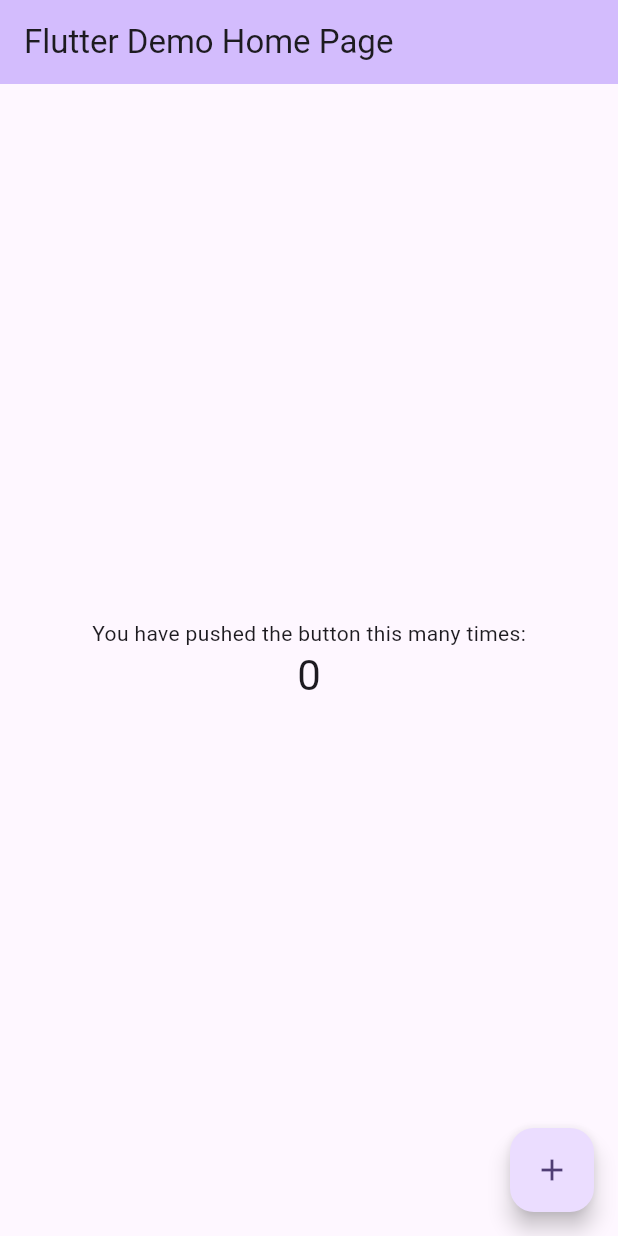
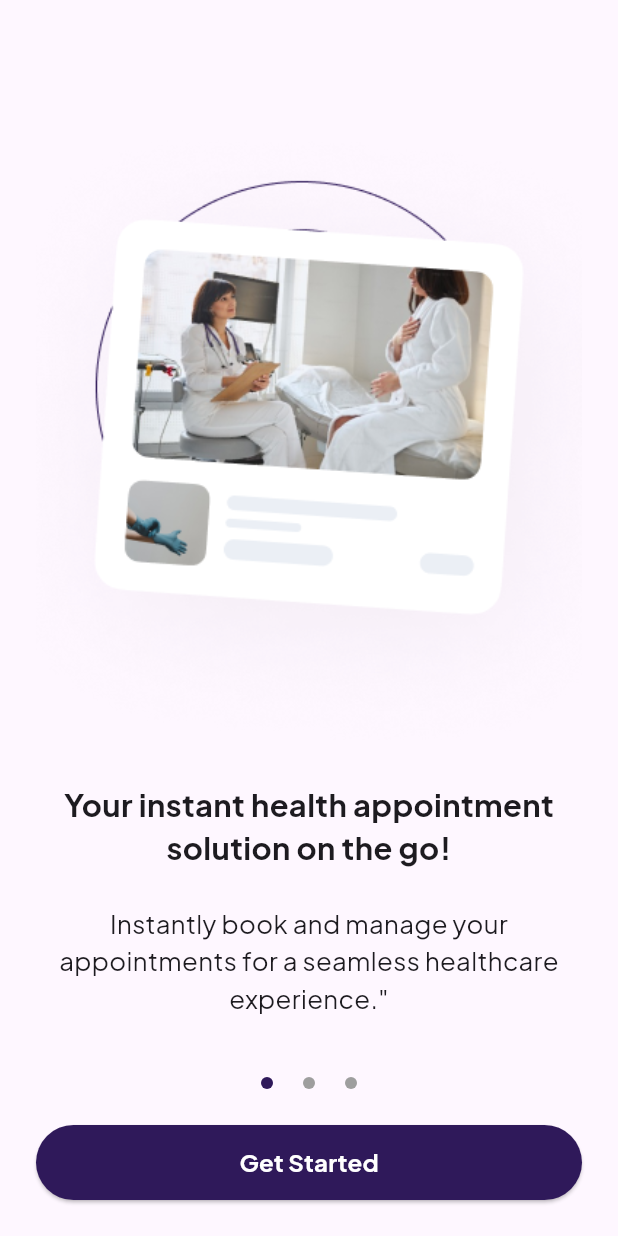
Before and after one commit to csc-407-project/patient-appointment-scheduling-mobile-application, a Flutter app: the screen it shows after launch, on a phone screen of 412 x 824 dp. Run offline on Flutter 3.47's test engine with Material 3 defaults, Android fonts, the phone set to English and light mode, and no system bars; drawn by our look-alikes of smooth_page_indicator; our stand-ins replace flutter_riverpod, flutter_screenutil, flutter_svg, google_fonts, shared_preferences.

Commit message:
feat: onboarding and get started screens

```diff
--- /dev/null
+++ b/health_hour/lib/common widgets/app_button.dart
@@ -0,0 +1,29 @@
+
+import 'package:flutter/material.dart';
+
+class AppButton extends StatelessWidget {
+  const AppButton({
+    super.key, required this.onPressed, required this.child, this.backgroundColor, this.foregroundColor
+  });
+
+final VoidCallback onPressed;
+final Widget child;
+final Color? backgroundColor;
+final Color? foregroundColor;
+  @override
+  Widget build(BuildContext context) {
+    return     ElevatedButton(onPressed: onPressed,
+    style: ElevatedButton.styleFrom(
+      backgroundColor:backgroundColor ?? const Color(0xFF2F195A),
+      // ProjectColors.primaryColor,
+      foregroundColor: foregroundColor?? Colors.white,
+      minimumSize: const Size(double.infinity, 50),
+      shape: RoundedRectangleBorder(
+        borderRadius: BorderRadius.circular(25)
+
+
+      )
+    ),
+    child: child);
+  }
+}
--- /dev/null
+++ b/health_hour/lib/constants/constants.dart
@@ -0,0 +1,35 @@
+
+
+import 'package:flutter/material.dart';
+
+class ProjectConstants {
+  //// This class is for constants like padding so we don't have too much boilerplate codes.
+  ///The constants can be accessed by calling ProjectConstant.<name of constant>
+
+
+  static const EdgeInsets generalPadding = EdgeInsets.all(24);
+  static const SizedBox largeSpacing = SizedBox(height: 24);
+   static const SizedBox regSpacing = SizedBox(height: 16);
+}
+
+class ProjectImages {
+  //// This class is for images like padding so we don't have too much boilerplate codes.
+  ///The constants can be accessed by calling ProjectImages.<name of constant>
+   static const String onboardingImage2 = 'assets/images/Group 3924O2.png';
+ static const String onboardingImage3 = 'assets/images/Group 3925O3.png';
+ static const String onboardingImage1 = 'assets/images/Onboarding1.png';
+static const String getStartedImage = 'assets/images/ImageGS.jpg';
+//     static const String onboardingImage2 = 'assets/images/Group 3924.svg';
+//  static const String onboardingImage3 = 'assets/images/Group 3925.svg';
+//  static const String onboardingImage1 = 'assets/images/Group 3928.svg';
+
+}
+
+class ProjectColors{
+  // Colors go in here , format for colors given next line
+  // static const Color grey = Color(0xff84838B);
+  // The colors can be accessed by calling ProjectColor.<name of color>
+
+  static const Color primaryColor =  Color(0xFF2F195A);
+//  static const Color primaryGreen =  Color(0xFF99E79B);
+ }
--- /dev/null
+++ b/health_hour/lib/features/onboarding/model/onboarding_model.dart
@@ -0,0 +1,30 @@
+
+import 'package:health_hour/constants/constants.dart';
+
+class OnBoardItem {
+  final String header, description, image;
+
+  OnBoardItem({
+    required this.header,
+    required this.description,
+    required this.image,
+  });
+}
+
+List<OnBoardItem> onBoardingPages = [
+  OnBoardItem(
+      header: 'Your instant health appointment solution on the go!',
+      description:
+          'Instantly book and manage your appointments for a seamless healthcare experience."',
+      image: ProjectImages.onboardingImage1),
+  OnBoardItem(
+      header: 'One app for  your quick health fix',
+      description:
+          'Your health appointment solution. Schedule, manage, and prioritize your well-being on-the-go.',
+      image:ProjectImages.onboardingImage2),
+  OnBoardItem(
+      header: 'Simplifying your well-being scheduling.',
+      description:
+          'Simplifies the process of scheduling appointments for your well-being, ensuring efficiency and ease.',
+      image:ProjectImages.onboardingImage3),
+];
--- /dev/null
+++ b/health_hour/lib/features/onboarding/provider/onboarding_provider.dart
@@ -0,0 +1,35 @@
+
+import 'package:flutter_riverpod/flutter_riverpod.dart';
+import 'package:shared_preferences/shared_preferences.dart';
+
+import '../repository/onboarding_repository.dart';
+
+
+class PageNotifier extends StateNotifier<int> {
+  PageNotifier() : super(0);
+
+  changePage(int index) {
+   state = index;
+  }
+
+  dotClicked(index) {
+    state = index;
+
+  }
+}
+
+final pageProvider = StateNotifierProvider<PageNotifier, int>((ref) {
+  return PageNotifier();
+});
+
+final sharedPreferencesProvider = Provider<SharedPreferences>((ref) {
+
+  throw UnimplementedError();
+});
+
+final onboardingRepositoryProvider = Provider<OnboardingRepository>((ref) {
+
+  final sharedPreferences = ref.watch(sharedPreferencesProvider);
+
+  return OnboardingRepository(sharedPreferences);
+});
--- /dev/null
+++ b/health_hour/lib/features/onboarding/views/onboarding_page.dart
@@ -0,0 +1,133 @@
+import 'package:flutter/material.dart';
+import 'package:flutter_riverpod/flutter_riverpod.dart';
+import 'package:flutter_screenutil/flutter_screenutil.dart';
+import 'package:flutter_svg/svg.dart';
+import 'package:google_fonts/google_fonts.dart';
+import 'package:health_hour/features/auhtenticate/get_started_page.dart';
+import 'package:health_hour/features/onboarding/provider/onboarding_provider.dart';
+
+import 'package:smooth_page_indicator/smooth_page_indicator.dart';
+
+import '../../../common widgets/app_button.dart';
+import '../../../constants/constants.dart';
+import '../model/onboarding_model.dart';
+
+class OnboardingPage extends ConsumerStatefulWidget {
+  const OnboardingPage({super.key});
+
+  @override
+  ConsumerState<ConsumerStatefulWidget> createState() => _State();
+}
+
+class _State extends ConsumerState<OnboardingPage> {
+  @override
+  Widget build(BuildContext context) {
+    int currentPage = ref.watch(pageProvider);
+    return Scaffold(
+      body: Padding(
+        padding: ProjectConstants.generalPadding,
+        child: Column(
+          children: [
+            Expanded(
+              child: PageView.builder(
+                itemCount: onBoardingPages.length,
+                // physics: ,
+                onPageChanged: (value) => ref.read(pageProvider.notifier).changePage(value),
+                itemBuilder: (context, index) => Column(
+                  mainAxisAlignment: MainAxisAlignment.center,
+                  children: [
+                            Image.asset(onBoardingPages[currentPage].image),
+                // SvgPicture.asset(onBoardingPages[currentPage].image),
+                    Text(
+                      onBoardingPages[currentPage].header,
+                      style:  TextStyle(
+                          fontSize: 18.sp, fontWeight: FontWeight.w700),
+                      textAlign: TextAlign.center,
+                    ),
+                    ProjectConstants.largeSpacing,
+                    Text(
+                      onBoardingPages[index].description,
+                      style:  TextStyle(
+                        fontWeight: FontWeight.w400,
+                        fontSize: 15.sp,
+                      ),
+                      textAlign: TextAlign.center,
+                    ),
+                  ],
+                ),
+              ),
+            ),
+            AnimatedSmoothIndicator(
+              activeIndex: currentPage,
+              count: 3,
+              effect: const WormEffect(
+                spacing: 20.0,
+                radius: 8.0,
+                dotWidth: 8.0,
+                dotHeight: 8.0,
+                // paintStyle: PaintingStyle.stroke,
+                // strokeWidth: 1.5,
+                // dotColor: ProjectColors.primaryGreen,
+                activeDotColor: ProjectColors.primaryColor
+              ),
+              onDotClicked: (index) {
+                ref.read(pageProvider.notifier).dotClicked(index);
+              },
+            ),
+            ProjectConstants.largeSpacing,
+            AppButton(
+                child: SizedBox(
+                  // width: 60.w,
+                  child: Row(
+                    mainAxisAlignment: MainAxisAlignment.center,
+                    children: [
+                      Text(
+                        'Get Started',
+                        style: TextStyle(
+                            fontSize: 14.sp, fontWeight: FontWeight.w700),
+                      ),
+                    ],
+                  ),
+                ),
+                onPressed: () {
+                  ref
+                      .read(onboardingRepositoryProvider)
+                      .setOnboardingComplete(true);
+                  Navigator.of(context).pushReplacement(
+                      MaterialPageRoute(builder: (context) => const GetStarted()));
+                  // Navigate to sign up screen
+                }),
+          ],
+        ),
+      ),
+    );
+  }
+}
+
+
+
+ // TextButton(
+            //   onPressed: () {
+            //     ref
+            //         .read(onboardingRepositoryProvider)
+            //         .setOnboardingComplete(true);
+            //     Navigator.of(context).pushReplacement(
+            //         MaterialPageRoute(builder: (context) => const SignUp()));
+            //   },
+            //   child: const Text(
+            //     'Skip and continue',
+            //   ),
+            // ),
+
+
+             // if (currentPage < 2) {
+                  //   ref.read(pageProvider.notifier).changePage();
+                  // }
+                  // if (currentPage == 2) {
+                  //   ref
+                  //       .read(onboardingRepositoryProvider)
+                  //       .setOnboardingComplete(true);
+                  //   Navigator.of(context).pushReplacement(MaterialPageRoute(
+                  //       builder: (context) => const SignUp()
+                  //       ));
+                  // }
--- a/health_hour/lib/main.dart
+++ b/health_hour/lib/main.dart
@@ -1,125 +1,42 @@
 import 'package:flutter/material.dart';
+import 'package:flutter_riverpod/flutter_riverpod.dart';
+import 'package:flutter_screenutil/flutter_screenutil.dart';
+import 'package:google_fonts/google_fonts.dart';
+import 'package:health_hour/features/onboarding/provider/onboarding_provider.dart';
+import 'package:health_hour/features/onboarding/views/onboarding_page.dart';
+import 'package:shared_preferences/shared_preferences.dart';
 
-void main() {
-  runApp(const MyApp());
+void main() async {
+  WidgetsFlutterBinding.ensureInitialized();
+  final sharedPreferences = await SharedPreferences.getInstance();
+  runApp(ProviderScope(overrides: [
+    sharedPreferencesProvider.overrideWithValue(sharedPreferences),
+  ], child: const MyApp()));
 }
 
-class MyApp extends StatelessWidget {
+class MyApp extends ConsumerWidget {
   const MyApp({super.key});
 
-  // This widget is the root of your application.
+
   @override
-  Widget build(BuildContext context) {
-    return MaterialApp(
-      title: 'Flutter Demo',
-      theme: ThemeData(
-        // This is the theme of your application.
-        //
-        // TRY THIS: Try running your application with "flutter run". You'll see
-        // the application has a purple toolbar. Then, without quitting the app,
-        // try changing the seedColor in the colorScheme below to Colors.green
-        // and then invoke "hot reload" (save your changes or press the "hot
-        // reload" button in a Flutter-supported IDE, or press "r" if you used
-        // the command line to start the app).
-        //
-        // Notice that the counter didn't reset back to zero; the application
-        // state is not lost during the reload. To reset the state, use hot
-        // restart instead.
-        //
-        // This works for code too, not just values: Most code changes can be
-        // tested with just a hot reload.
-        colorScheme: ColorScheme.fromSeed(seedColor: Colors.deepPurple),
-        useMaterial3: true,
-      ),
-      home: const MyHomePage(title: 'Flutter Demo Home Page'),
+  Widget build(BuildContext context, WidgetRef ref) {
+    final completed = ref.watch(onboardingRepositoryProvider).onboardingComplete();
+    return ScreenUtilInit(
+      designSize: const Size(360, 900),
+      builder:(_, child){
+        return MaterialApp(
+        debugShowCheckedModeBanner: false,
+        title: 'Health Hour',
+        theme: ThemeData(
+        //  primaryColor: const Color(0xFF2F195A),
+          colorScheme: ColorScheme.fromSeed(seedColor:  const Color(0xFF2F195A)),
+          appBarTheme:  AppBarTheme(backgroundColor: Colors.white, titleTextStyle: TextStyle(fontSize: 24.sp, fontWeight: FontWeight.w700), centerTitle: true),
+          textTheme: GoogleFonts.plusJakartaSansTextTheme(),
+          useMaterial3: true,
+        ),
+        home: const OnboardingPage(),
+      );
+      }
     );
   }
 }
-
-class MyHomePage extends StatefulWidget {
-  const MyHomePage({super.key, required this.title});
-
-  // This widget is the home page of your application. It is stateful, meaning
-  // that it has a State object (defined below) that contains fields that affect
-  // how it looks.
-
-  // This class is the configuration for the state. It holds the values (in this
-  // case the title) provided by the parent (in this case the App widget) and
-  // used by the build method of the State. Fields in a Widget subclass are
-  // always marked "final".
-
-  final String title;
-
-  @override
-  State<MyHomePage> createState() => _MyHomePageState();
-}
-
-class _MyHomePageState extends State<MyHomePage> {
-  int _counter = 0;
-
-  void _incrementCounter() {
-    setState(() {
-      // This call to setState tells the Flutter framework that something has
-      // changed in this State, which causes it to rerun the build method below
-      // so that the display can reflect the updated values. If we changed
-      // _counter without calling setState(), then the build method would not be
-      // called again, and so nothing would appear to happen.
-      _counter++;
-    });
-  }
-
-  @override
-  Widget build(BuildContext context) {
-    // This method is rerun every time setState is called, for instance as done
-    // by the _incrementCounter method above.
-    //
-    // The Flutter framework has been optimized to make rerunning build methods
-    // fast, so that you can just rebuild anything that needs updating rather
-    // than having to individually change instances of widgets.
-    return Scaffold(
-      appBar: AppBar(
-        // TRY THIS: Try changing the color here to a specific color (to
-        // Colors.amber, perhaps?) and trigger a hot reload to see the AppBar
-        // change color while the other colors stay the same.
-        backgroundColor: Theme.of(context).colorScheme.inversePrimary,
-        // Here we take the value from the MyHomePage object that was created by
-        // the App.build method, and use it to set our appbar title.
-        title: Text(widget.title),
-      ),
-      body: Center(
-        // Center is a layout widget. It takes a single child and positions it
-        // in the middle of the parent.
-        child: Column(
-          // Column is also a layout widget. It takes a list of children and
-          // arranges them vertically. By default, it sizes itself to fit its
-          // children horizontally, and tries to be as tall as its parent.
-          //
-          // Column has various properties to control how it sizes itself and
-          // how it positions its children. Here we use mainAxisAlignment to
-          // center the children vertically; the main axis here is the vertical
-          // axis because Columns are vertical (the cross axis would be
-          // horizontal).
-          //
-          // TRY THIS: Invoke "debug painting" (choose the "Toggle Debug Paint"
-          // action in the IDE, or press "p" in the console), to see the
-          // wireframe for each widget.
-          mainAxisAlignment: MainAxisAlignment.center,
-          children: <Widget>[
-            const Text(
-              'You have pushed the button this many times:',
-            ),
-            Text(
-              '$_counter',
-              style: Theme.of(context).textTheme.headlineMedium,
-            ),
-          ],
-        ),
-      ),
-      floatingActionButton: FloatingActionButton(
-        onPressed: _incrementCounter,
-        tooltip: 'Increment',
-        child: const Icon(Icons.add),
-      ), // This trailing comma makes auto-formatting nicer for build methods.
-    );
-  }
-}
```
Also changed, not shown: health_hour/lib/features/auhtenticate/get_started_page.dart (added, +70 -0 lines), health_hour/lib/features/onboarding/repository/onboarding_repository.dart (added, +16 -0 lines), health_hour/pubspec.yaml (+17 -34 lines), health_hour/assets/images/Group 3924.svg (added), health_hour/assets/images/Group 3924O2.png (added), health_hour/assets/images/Group 3925.svg (added), health_hour/assets/images/Group 3925O3.png (added), health_hour/assets/images/Group 3928.svg (added), health_hour/assets/images/Group 3928O1.png (added), health_hour/assets/images/ImageGS.jpg (added), health_hour/assets/images/ImageGS.svg (added), health_hour/assets/images/Onboarding1.png (added), health_hour/pubspec.lock, 7 other files.
